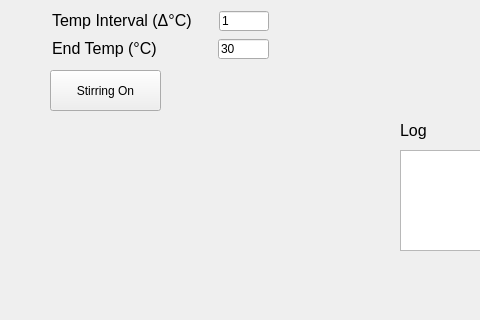
First picture: the form in CuvetteSpectra_GUI.ui, repository csiefe/CuvetteSpectra, before the edit; both pictures show x 0 to 480 and y 280 to 600 of the 785 by 600 pixel window.
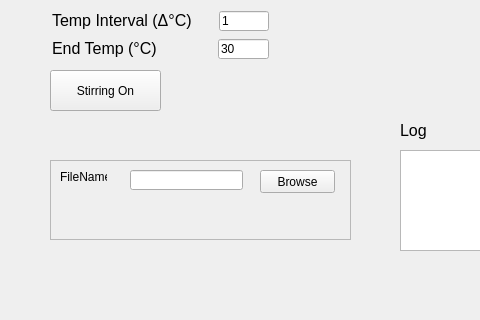
Second picture: the form after the edit. Custom widgets are drawn as their Qt base class.

Commit message: added a browse button to find a directory to save data

```diff
--- a/CuvetteSpectra_GUI.ui
+++ b/CuvetteSpectra_GUI.ui
@@ -1291,6 +1291,58 @@
      <bool>false</bool>
     </property>
    </widget>
+   <widget class="QFrame" name="frame">
+    <property name="geometry">
+     <rect>
+      <x>50</x>
+      <y>440</y>
+      <width>301</width>
+      <height>80</height>
+     </rect>
+    </property>
+    <property name="frameShape">
+     <enum>QFrame::StyledPanel</enum>
+    </property>
+    <property name="frameShadow">
+     <enum>QFrame::Raised</enum>
+    </property>
+    <widget class="QPushButton" name="file_button">
+     <property name="geometry">
+      <rect>
+       <x>210</x>
+       <y>10</y>
+       <width>75</width>
+       <height>23</height>
+      </rect>
+     </property>
+     <property name="text">
+      <string>Browse</string>
+     </property>
+    </widget>
+    <widget class="QLabel" name="label_4">
+     <property name="geometry">
+      <rect>
+       <x>10</x>
+       <y>10</y>
+       <width>47</width>
+       <height>13</height>
+      </rect>
+     </property>
+     <property name="text">
+      <string>FileName</string>
+     </property>
+    </widget>
+    <widget class="QLineEdit" name="file_lineedit">
+     <property name="geometry">
+      <rect>
+       <x>80</x>
+       <y>10</y>
+       <width>113</width>
+       <height>20</height>
+      </rect>
+     </property>
+    </widget>
+   </widget>
    <widget class="QWidget" name="">
     <property name="geometry">
      <rect>
```
Left out of the diff: 39 changed lines with no effect on the pictures. The commit also changes 1 other file.
